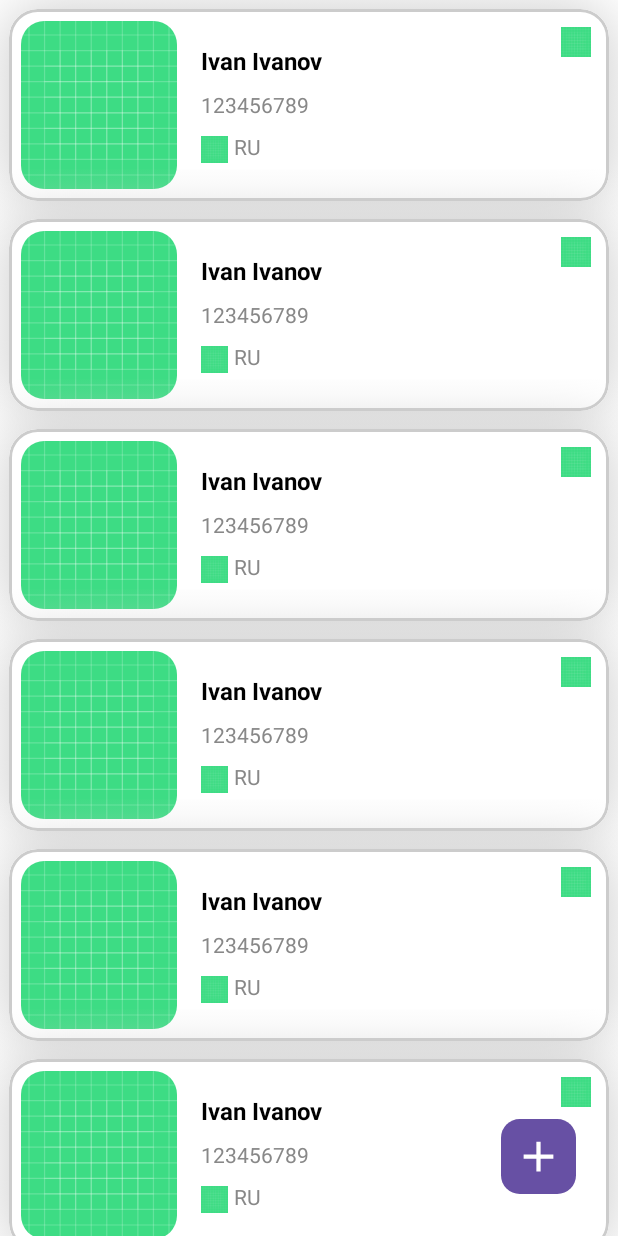
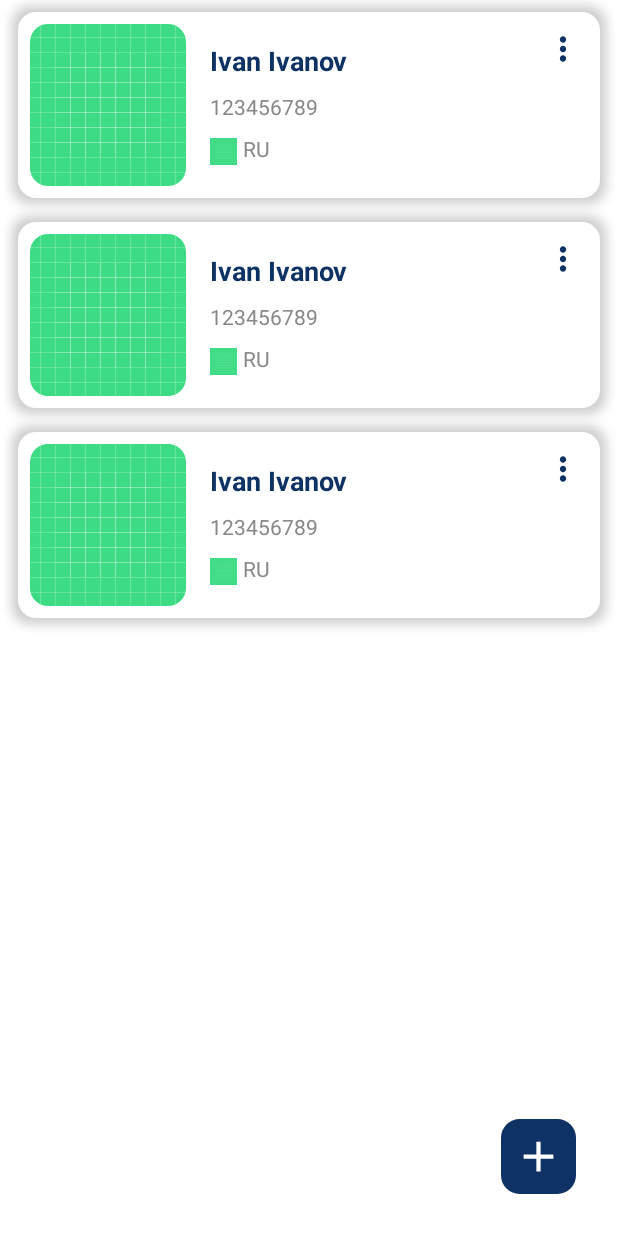
Before and after one commit to AmXLoVE/RandomUserApp, an Android app built with Jetpack Compose: the @Preview function UserListContentPreview, on a phone screen of 412 x 824 dp. Run offline under Robolectric (Android 15) with nearby library versions, the phone set to English and light mode, and no system bars; pictures from the network do not load.

Commit message:
Update UI colors

```diff
--- a/app/src/main/java/ru/myapplication/randomuserapp/presentation/usercreate/widget/UserCreateScreenPrintText.kt
+++ b/app/src/main/java/ru/myapplication/randomuserapp/presentation/usercreate/widget/UserCreateScreenPrintText.kt
@@ -7,8 +7,10 @@ import androidx.compose.foundation.layout.padding
 import androidx.compose.material3.Text
 import androidx.compose.runtime.Composable
 import androidx.compose.ui.Modifier
+import androidx.compose.ui.text.font.FontWeight
 import androidx.compose.ui.unit.dp
 import androidx.compose.ui.unit.sp
+import ru.myapplication.randomuserapp.presentation.theme.DarkBlue
 
 @Composable
 internal fun PrintText(
@@ -26,6 +28,8 @@ internal fun PrintText(
         Text(
             text = text,
             fontSize = 16.sp,
+            color = DarkBlue,
+            fontWeight = FontWeight.Medium,
         )
     }
 }
--- a/app/src/main/java/ru/myapplication/randomuserapp/presentation/usercreate/widget/UserCreateTopBar.kt
+++ b/app/src/main/java/ru/myapplication/randomuserapp/presentation/usercreate/widget/UserCreateTopBar.kt
@@ -18,8 +18,10 @@ import androidx.compose.ui.Alignment
 import androidx.compose.ui.Modifier
 import androidx.compose.ui.draw.clip
 import androidx.compose.ui.graphics.Color
+import androidx.compose.ui.text.font.FontWeight
 import androidx.compose.ui.unit.dp
 import androidx.compose.ui.unit.sp
+import ru.myapplication.randomuserapp.presentation.theme.DarkBlue
 
 @Composable
 internal fun TopBar(
@@ -29,7 +31,6 @@ internal fun TopBar(
         modifier = Modifier
             .fillMaxWidth()
             .height(60.dp)
-            .background(color = Color.LightGray)
     ) {
         Box(
             modifier = Modifier
@@ -47,6 +48,7 @@ internal fun TopBar(
                     .align(alignment = Alignment.Center),
                 imageVector = Icons.AutoMirrored.Filled.KeyboardArrowLeft,
                 contentDescription = "",
+                tint = DarkBlue,
             )
         }
 
@@ -57,6 +59,8 @@ internal fun TopBar(
             Text(
                 text = "Generate User",
                 fontSize = 16.sp,
+                color = DarkBlue,
+                fontWeight = FontWeight.Medium,
             )
         }
 
--- a/app/src/main/java/ru/myapplication/randomuserapp/presentation/userdetail/widget/UserDetailScreenContent.kt
+++ b/app/src/main/java/ru/myapplication/randomuserapp/presentation/userdetail/widget/UserDetailScreenContent.kt
@@ -21,9 +21,12 @@ import androidx.compose.ui.draw.dropShadow
 import androidx.compose.ui.graphics.Color
 import androidx.compose.ui.graphics.shadow.Shadow
 import androidx.compose.ui.res.painterResource
+import androidx.compose.ui.text.font.FontWeight
 import androidx.compose.ui.tooling.preview.Preview
 import androidx.compose.ui.unit.dp
+import androidx.compose.ui.unit.sp
 import ru.myapplication.randomuserapp.R
+import ru.myapplication.randomuserapp.presentation.theme.DarkBlue
 import ru.myapplication.randomuserapp.presentation.userdetail.model.UserDetailEmailInfo
 import ru.myapplication.randomuserapp.presentation.userdetail.model.UserDetailLocationInfo
 import ru.myapplication.randomuserapp.presentation.userdetail.model.UserDetailModel
@@ -71,6 +74,9 @@ internal fun UserDetailScreenContent(
                 modifier = Modifier
                     .padding(4.dp),
                 text = userDetails.personalInfo.firstName + " " + userDetails.personalInfo.lastName,
+                fontSize = 16.sp,
+                fontWeight = FontWeight.Medium,
+                color = DarkBlue,
             )
 
             Box(
--- a/app/src/main/java/ru/myapplication/randomuserapp/presentation/userlist/UserListScreen.kt
+++ b/app/src/main/java/ru/myapplication/randomuserapp/presentation/userlist/UserListScreen.kt
@@ -1,5 +1,6 @@
 package ru.myapplication.randomuserapp.presentation.userlist
 
+import androidx.compose.foundation.background
 import androidx.compose.foundation.layout.Box
 import androidx.compose.foundation.layout.Column
 import androidx.compose.foundation.layout.fillMaxSize
@@ -19,6 +20,7 @@ import androidx.paging.compose.collectAsLazyPagingItems
 import ru.myapplication.randomuserapp.presentation.LocalNavController
 import ru.myapplication.randomuserapp.presentation.common.USER_CREATE_DEST
 import ru.myapplication.randomuserapp.presentation.common.USER_DETAIL_DEST
+import ru.myapplication.randomuserapp.presentation.theme.DarkBlue
 import ru.myapplication.randomuserapp.presentation.userlist.model.UserListState
 import ru.myapplication.randomuserapp.presentation.userlist.model.UserListUserDetail
 import ru.myapplication.randomuserapp.presentation.userlist.widget.UserListScreenContent
--- a/app/src/main/java/ru/myapplication/randomuserapp/presentation/userlist/widget/UserListScreenContent.kt
+++ b/app/src/main/java/ru/myapplication/randomuserapp/presentation/userlist/widget/UserListScreenContent.kt
@@ -21,7 +21,10 @@ import androidx.compose.foundation.lazy.LazyColumn
 import androidx.compose.foundation.shape.RoundedCornerShape
 import androidx.compose.material.icons.Icons
 import androidx.compose.material.icons.filled.Add
+import androidx.compose.material.icons.filled.MoreVert
 import androidx.compose.material3.Button
+import androidx.compose.material3.ButtonColors
+import androidx.compose.material3.ButtonDefaults
 import androidx.compose.material3.Icon
 import androidx.compose.material3.Text
 import androidx.compose.runtime.Composable
@@ -40,6 +43,7 @@ import androidx.compose.ui.unit.dp
 import androidx.compose.ui.unit.sp
 import androidx.compose.ui.zIndex
 import ru.myapplication.randomuserapp.R
+import ru.myapplication.randomuserapp.presentation.theme.DarkBlue
 import ru.myapplication.randomuserapp.presentation.userlist.model.UserListUserDetail
 
 @Composable
@@ -62,23 +66,19 @@ internal fun UserListScreenContent(
                 Box(
                     modifier = Modifier
                         .fillMaxSize()
-                        .padding(6.dp)
+                        .padding(8.dp)
+                        .padding(horizontal = 4.dp)
                         .dropShadow(
-                            shape = RoundedCornerShape(15),
+                            shape = RoundedCornerShape(12.dp),
                             shadow = Shadow(
-                                spread = 1.dp,
-                                radius = 32.dp,
+                                spread = 4.dp,
+                                radius = 6.dp,
                                 color = Color.LightGray,
                             )
                         )
-                        .clip(RoundedCornerShape(15))
+                        .clip(RoundedCornerShape(12.dp))
                         .background(
                             color = Color.White,
-                        )
-                        .border(
-                            width = 2.dp,
-                            color = Color.LightGray,
-                            shape = RoundedCornerShape(15)
                         )
 
                 ) {
@@ -95,7 +95,7 @@ internal fun UserListScreenContent(
                             modifier = Modifier
                                 .width(120.dp)
                                 .padding(8.dp)
-                                .clip(RoundedCornerShape(15)),
+                                .clip(RoundedCornerShape(12.dp)),
                             contentAlignment = Alignment.Center
                         ) {
                             Image(
@@ -111,7 +111,7 @@ internal fun UserListScreenContent(
                             modifier = Modifier
                                 .padding(
                                     start = 8.dp,
-                                    end = 8.dp
+                                    end = 4.dp
                                 )
                                 .weight(1f)
                         ) {
@@ -122,10 +122,10 @@ internal fun UserListScreenContent(
                                     text = userList[userNumber].firstName +
                                             " " + userList[userNumber].lastName,
                                     fontWeight = FontWeight.Bold,
-                                    fontSize = 16.sp,
+                                    fontSize = 18.sp,
                                     maxLines = 1,
                                     overflow = TextOverflow.Ellipsis,
-
+                                    color = DarkBlue,
                                     )
                             }
 
@@ -170,12 +170,13 @@ internal fun UserListScreenContent(
                             modifier = Modifier
                                 .align(alignment = Alignment.Top)
                         ) {
-                            Image(
-                                painter = painterResource(R.drawable.ic_launcher_background),
+                            Icon(
+                                imageVector = Icons.Default.MoreVert,
                                 contentDescription = "",
                                 modifier = Modifier
                                     .padding(12.dp)
-                                    .size(20.dp),
+                                    .size(25.dp),
+                                tint = DarkBlue
                             )
                         }
                     }
@@ -200,6 +201,10 @@ internal fun UserListScreenContent(
             shape = RoundedCornerShape(15),
             contentPadding = PaddingValues(0.dp),
             onClick = onCreateUser,
+            colors = ButtonDefaults.buttonColors(
+                containerColor = DarkBlue,
+                contentColor = Color.White,
+            )
         ) {
 
             Icon(
@@ -265,54 +270,54 @@ private fun UserListContentPreview() {
                 country = "RU",
                 photoUrl = ""
             ),
-            UserListUserDetail(
-                id = 1,
-                firstName = "Ivan",
-                lastName = "Ivanov",
-                gender = "male",
-                age = 25,
-                email = "ad@ad",
-                phone = "123456789",
-                picture = "",
-                country = "RU",
-                photoUrl = ""
-            ),
-            UserListUserDetail(
-                id = 1,
-                firstName = "Ivan",
-                lastName = "Ivanov",
-                gender = "male",
-                age = 25,
-                email = "ad@ad",
-                phone = "123456789",
-                picture = "",
-                country = "RU",
-                photoUrl = ""
-            ),
-            UserListUserDetail(
-                id = 1,
-                firstName = "Ivan",
-                lastName = "Ivanov",
-                gender = "male",
-                age = 25,
-                email = "ad@ad",
-                phone = "123456789",
-                picture = "",
-                country = "RU",
-                photoUrl = ""
-            ),
-            UserListUserDetail(
-                id = 1,
-                firstName = "Ivan",
-                lastName = "Ivanov",
-                gender = "male",
-                age = 25,
-                email = "ad@ad",
-                phone = "123456789",
-                picture = "",
-                country = "RU",
-                photoUrl = ""
-            ),
+//            UserListUserDetail(
+//                id = 1,
+//                firstName = "Ivan",
+//                lastName = "Ivanov",
+//                gender = "male",
+//                age = 25,
+//                email = "ad@ad",
+//                phone = "123456789",
+//                picture = "",
+//                country = "RU",
+//                photoUrl = ""
+//            ),
+//            UserListUserDetail(
+//                id = 1,
+//                firstName = "Ivan",
+//                lastName = "Ivanov",
+//                gender = "male",
+//                age = 25,
+//                email = "ad@ad",
+//                phone = "123456789",
+//                picture = "",
+//                country = "RU",
+//                photoUrl = ""
+//            ),
+//            UserListUserDetail(
+//                id = 1,
+//                firstName = "Ivan",
+//                lastName = "Ivanov",
+//                gender = "male",
+//                age = 25,
+//                email = "ad@ad",
+//                phone = "123456789",
+//                picture = "",
+//                country = "RU",
+//                photoUrl = ""
+//            ),
+//            UserListUserDetail(
+//                id = 1,
+//                firstName = "Ivan",
+//                lastName = "Ivanov",
+//                gender = "male",
+//                age = 25,
+//                email = "ad@ad",
+//                phone = "123456789",
+//                picture = "",
+//                country = "RU",
+//                photoUrl = ""
+//            ),
         ),
         onGetUserDetail = {},
         onCreateUser = {},
```
Also changed, not shown: app/src/main/java/ru/myapplication/randomuserapp/presentation/theme/Color.kt (+2 -7 lines), app/src/main/java/ru/myapplication/randomuserapp/presentation/theme/Theme.kt (+6 -6 lines), app/src/main/java/ru/myapplication/randomuserapp/presentation/usercreate/widget/UserCreateScreenContent.kt (+12 -3 lines), app/src/main/java/ru/myapplication/randomuserapp/presentation/userdetail/widget/UserDetailScreenPager.kt (+9 -14 lines), app/src/main/java/ru/myapplication/randomuserapp/presentation/userdetail/widget/userDetailTopBar.kt (+6 -14 lines), app/src/main/java/ru/myapplication/randomuserapp/presentation/userlist/widget/UserListScreenLoading.kt (+13 -16 lines).
